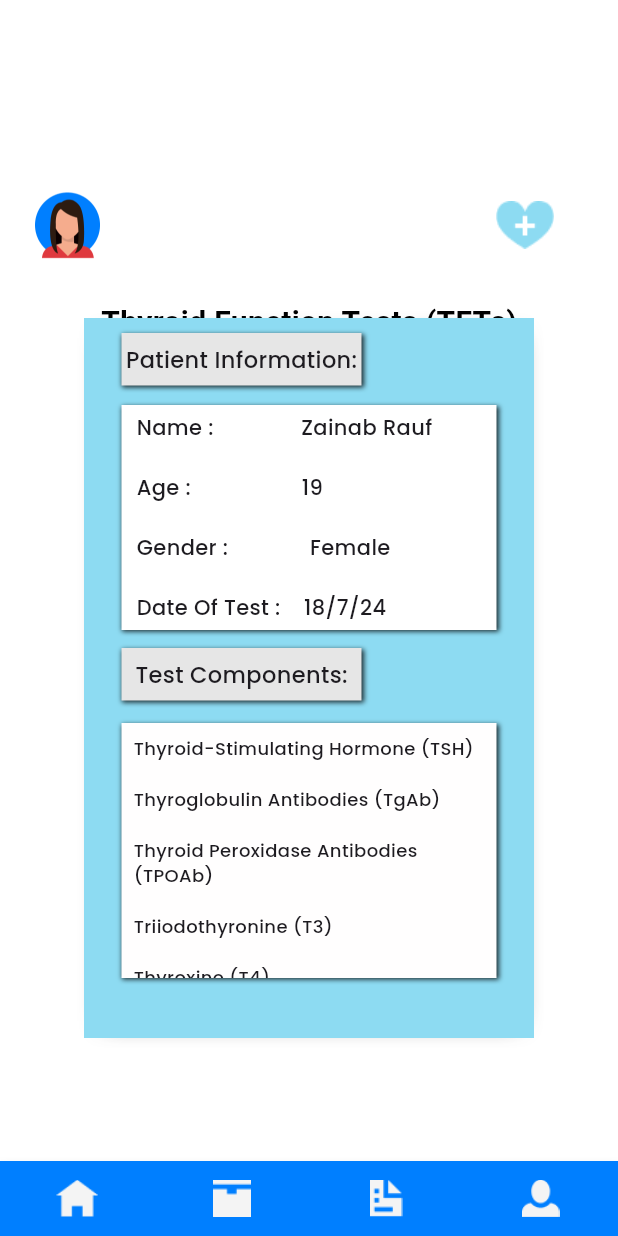
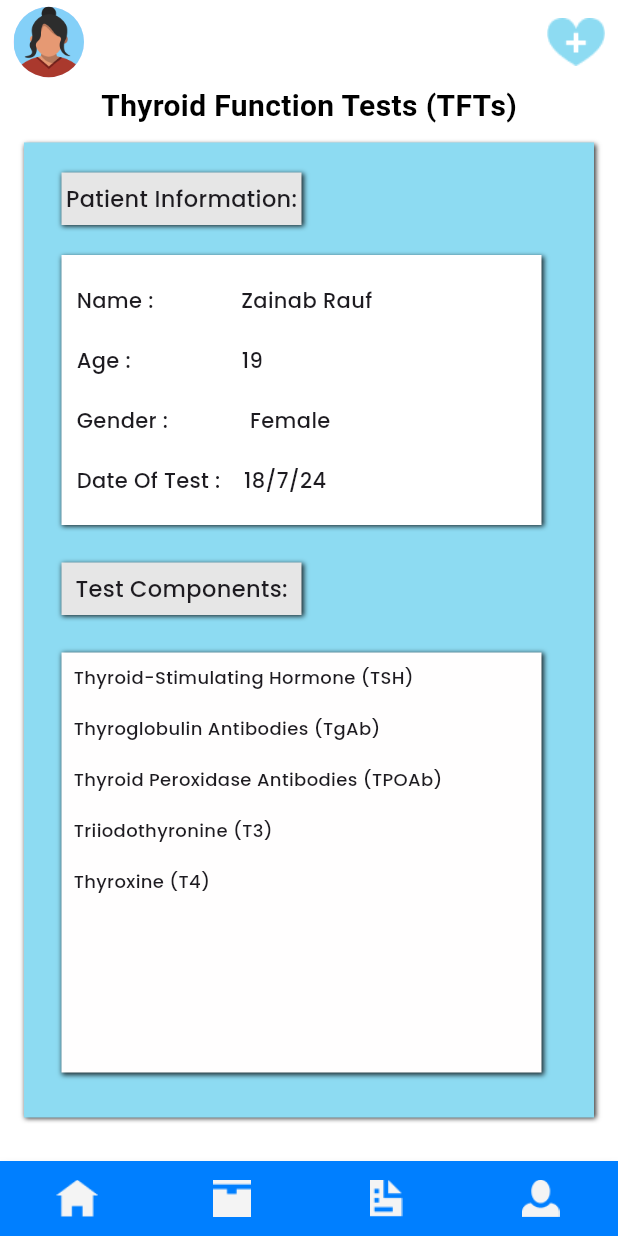
Before and after one commit to Hania-k11/Laboratorist-Portal-Mobile-App-Flutter, a Flutter app: the testdescription screen opened directly, on a phone screen of 412 x 824 dp. Run offline on Flutter 3.47's test engine with Material 3 defaults, Android fonts, the phone set to English and light mode, and no system bars; Roboto replaces fonts that are missing (Rubik).

Commit message:
Merge pull request #5 from HaseebUllah110044/master
Fixed Screen

```diff
--- a/lib/testdescription.dart
+++ b/lib/testdescription.dart
@@ -20,40 +20,34 @@ class testdescription extends StatelessWidget {
   @override
   Widget build(BuildContext context) {
     return Scaffold(
+      appBar: AppBar(
+        backgroundColor: Colors.white,
+        leading: const Padding(
+          padding: EdgeInsets.only(left: 9.0), // Adjust the padding here
+          child: CircleAvatar(
+            radius: 20, // Adjust the size here
+            backgroundImage: AssetImage('assets/images/avatarfemale.png'),
+          ),
+        ),
+        actions: [
+          IconButton(
+            onPressed: () {},
+            icon: Image.asset(
+              'assets/images/heart.png',
+              width: 40,
+              height: 40,
+            ),
+            iconSize: 40,
+          ),
+        ],
+      ),
       backgroundColor: Colors.white,
       body: Container(
         child: Stack(
           children: [
-            Column(
-              mainAxisAlignment: MainAxisAlignment.start,
-              children: [
-                Container(
-                  child: Stack(
-                    children: <Widget>[
-                      Container(
-                        padding: const EdgeInsets.fromLTRB(20, 125, 0, 0),
-                        child: Image.asset(
-                          height: 50,
-                          width: 50,
-                          'assets/images/Group 85.png',
-                        ),
-                      ),
-                      Container(
-                        padding: const EdgeInsets.fromLTRB(300, 100, 0, 0),
-                        child: Image.asset(
-                          height: 100,
-                          width: 100,
-                          'assets/images/heart.png',
-                        ),
-                      ),
-                    ],
-                  ),
-                ),
-              ],
-            ),
             Container(
               alignment: Alignment.topCenter,
-              margin: const EdgeInsets.only(top: 200),
+              margin: const EdgeInsets.only(top: 0),
               child: const Text(
                 "Thyroid Function Tests (TFTs)",
                 style: TextStyle(
@@ -78,9 +72,9 @@ class testdescription extends StatelessWidget {
                                 child: Stack(
                                   children: [
                                     Container(
-                                      width: 300,
-                                      height: 480,
-                                      margin: const EdgeInsets.only(top: 130),
+                                      width: 380,
+                                      height: 650,
+                                      margin: const EdgeInsets.only(top: 10),
                                       decoration: BoxDecoration(
                                         color:
                                         const Color.fromRGBO(141, 219, 242, 1),
@@ -88,8 +82,8 @@ class testdescription extends StatelessWidget {
                                           BoxShadow(
                                             color: Colors.black.withOpacity(0.8),
                                             offset: const Offset(1, 1),
-                                            blurRadius: 12,
-                                            spreadRadius: -12,
+                                            blurRadius: 2,
+                                            spreadRadius: 0.2,
                                           ),
                                         ],
                                       ),
@@ -98,7 +92,7 @@ class testdescription extends StatelessWidget {
                                       width: 160,
                                       height: 35,
                                       margin:
-                                      const EdgeInsets.fromLTRB(25, 140, 0, 0),
+                                      const EdgeInsets.fromLTRB(25, 30, 0, 0),
                                       alignment: Alignment.center,
                                       decoration: BoxDecoration(
                                         color:
@@ -122,12 +116,12 @@ class testdescription extends StatelessWidget {
                                       ),
                                     ),
                                     Container(
-                                      width: 250,
-                                      height: 150,
+                                      width: 320,
+                                      height: 180,
                                       alignment: Alignment.centerLeft,
                                       padding: const EdgeInsets.only(left: 10),
                                       margin:
-                                      const EdgeInsets.fromLTRB(25, 188, 0, 0),
+                                      const EdgeInsets.fromLTRB(25, 85, 0, 0),
                                       decoration: BoxDecoration(
                                         color:
                                         const Color.fromRGBO(255, 255, 255, 1),
@@ -167,7 +161,7 @@ class testdescription extends StatelessWidget {
                                       width: 160,
                                       height: 35,
                                       margin:
-                                      const EdgeInsets.fromLTRB(25, 350, 0, 0),
+                                      const EdgeInsets.fromLTRB(25, 290, 0, 0),
                                       alignment: Alignment.center,
                                       decoration: BoxDecoration(
                                         color:
@@ -191,10 +185,10 @@ class testdescription extends StatelessWidget {
                                       ),
                                     ),
                                     Container(
-                                      width: 250,
-                                      height: 170,
+                                      width: 320,
+                                      height: 280,
                                       margin:
-                                      const EdgeInsets.fromLTRB(25, 400, 0, 0),
+                                      const EdgeInsets.fromLTRB(25, 350, 0, 0),
                                       decoration: BoxDecoration(
                                         color:
                                         const Color.fromRGBO(255, 254, 254, 1),
```
